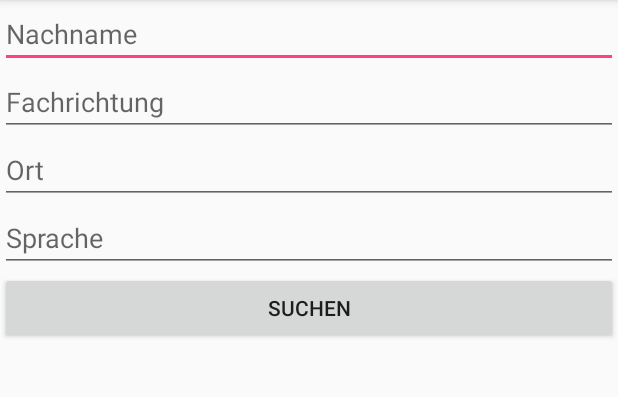
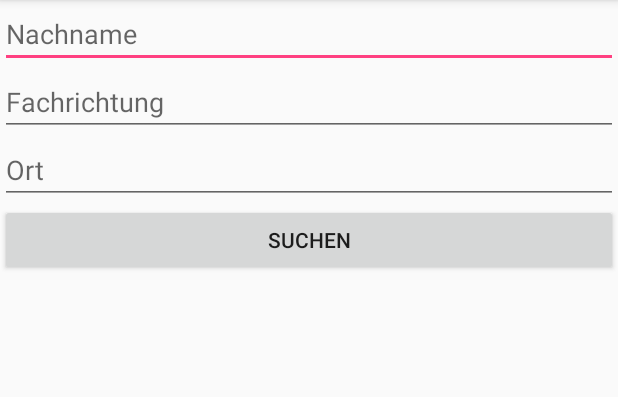
Before and after one commit to brkbrc/MaterialDrawerTest1304, an Android app: the screen it shows after launch (MainActivity), in the side drawer, after a tap on "Suche", on a phone screen of 412 x 824 dp, the part 84-481 px from its top. Run offline under Robolectric (Android 15) with nearby library versions, the phone set to English and light mode, and no system bars; our stand-ins replace ButterKnife; libraries missing offline, so code that uses them is left out: com.github.wrdlbrnft.sortedlistadapter.

Commit message:
SearchFragment angepasst, CardView layout angeoasst

```diff
--- a/app/src/main/java/Fragments/SearchFragment.java
+++ b/app/src/main/java/Fragments/SearchFragment.java
@@ -33,8 +33,6 @@ public class SearchFragment extends Fragment {
     EditText mEtSpeciality;
     @BindView(R.id.etCity)
     EditText mEtCity;
-    @BindView(R.id.etLanguage)
-    EditText mEtLanguage;
     @BindView(R.id.btSearch)
     Button mBtSearch;
     Unbinder unbinder;
--- a/app/src/main/res/layout/fragment_doc_search.xml
+++ b/app/src/main/res/layout/fragment_doc_search.xml
@@ -29,14 +29,6 @@
         android:hint="Ort"
         android:inputType="textPersonName"/>
 
-    <EditText
-        android:id="@+id/etLanguage"
-        android:layout_width="match_parent"
-        android:layout_height="wrap_content"
-        android:ems="10"
-        android:hint="Sprache"
-        android:inputType="textPersonName"/>
-
     <Button
         android:id="@+id/btSearch"
         android:layout_width="match_parent"
--- a/app/src/main/res/layout/fragment_list.xml
+++ b/app/src/main/res/layout/fragment_list.xml
@@ -19,8 +19,9 @@
             android:layout_height="wrap_content"
             android:layout_weight="1"
             android:ems="10"
+            android:hint="Nachname"
             android:inputType="textPersonName"
-            android:text="Name"/>
+            />
 
         <Button
             android:id="@+id/button3"
```
Also changed, not shown: app/src/main/res/layout/fragment_doctor_cardview.xml (+12 -4 lines).
